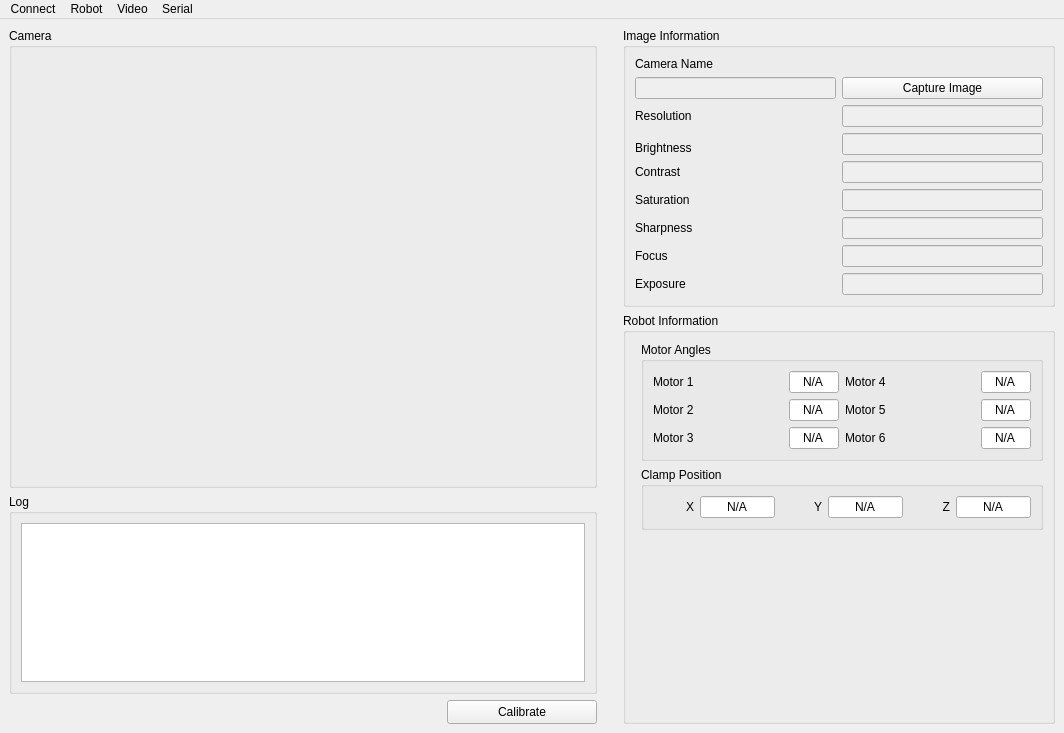
First picture: the form in mainwindow.ui, repository MiguelFerrerF/robotArmApp, before the edit.
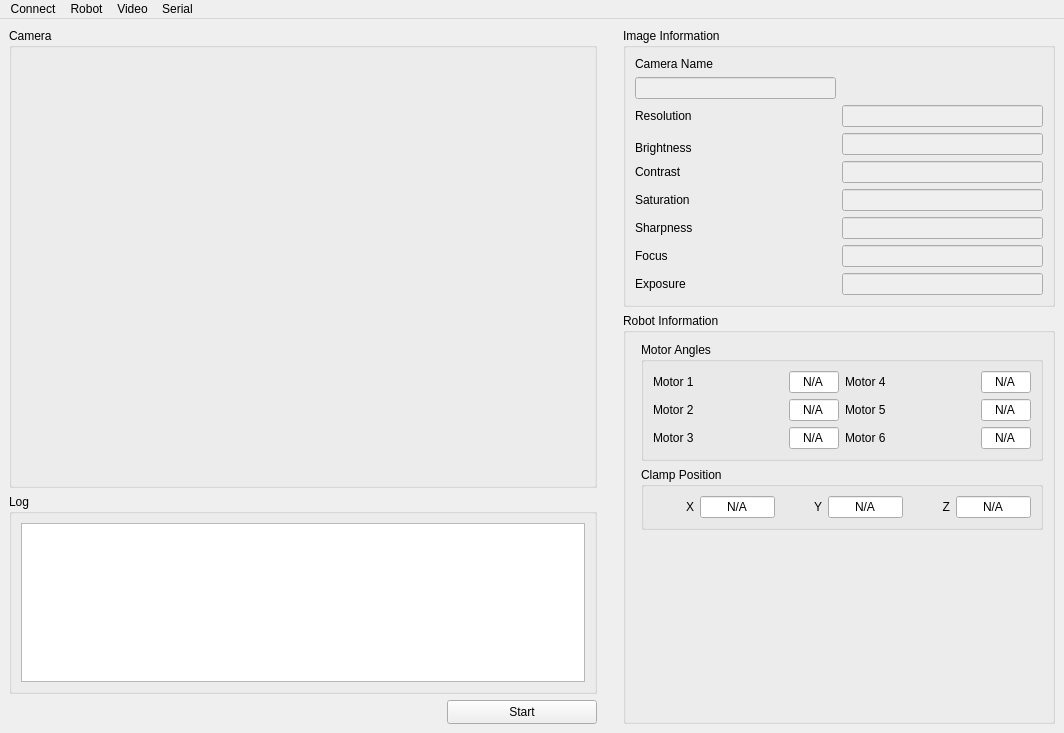
Second picture: the form after the edit.

Commit message: Refactor camera calibration functionality by removing CalibrationHandler and integrating its methods into VideoCalibrationDialog. Update MainWindow to utilize the new calibration dialog and remove obsolete calibration button. Enhance video capture and calibration processes with improved error handling and logging. Update UI to reflect changes in calibration workflow.

What changed in the file:
```diff
--- a/mainwindow.ui
+++ b/mainwindow.ui
@@ -125,13 +125,6 @@
          </property>
         </widget>
        </item>
-       <item row="1" column="1">
-        <widget class="QPushButton" name="pushButtonCaptureImage">
-         <property name="text">
-          <string>Capture Image</string>
-         </property>
-        </widget>
-       </item>
        <item row="6" column="1">
         <widget class="QLineEdit" name="lineEditSharpness">
          <property name="enabled">
@@ -224,25 +217,6 @@
       </property>
      </spacer>
     </item>
-    <item row="3" column="1">
-     <widget class="QPushButton" name="calibrateButton">
-      <property name="minimumSize">
-       <size>
-        <width>150</width>
-        <height>0</height>
-       </size>
-      </property>
-      <property name="maximumSize">
-       <size>
-        <width>200</width>
-        <height>24</height>
-       </size>
-      </property>
-      <property name="text">
-       <string>Calibrate</string>
-      </property>
-     </widget>
-    </item>
     <item row="1" column="3" rowspan="3">
      <widget class="QGroupBox" name="groupBoxRobotInfo">
       <property name="maximumSize">
@@ -565,6 +539,25 @@
       </layout>
      </widget>
     </item>
+    <item row="3" column="1">
+     <widget class="QPushButton" name="startButton">
+      <property name="minimumSize">
+       <size>
+        <width>150</width>
+        <height>0</height>
+       </size>
+      </property>
+      <property name="maximumSize">
+       <size>
+        <width>200</width>
+        <height>24</height>
+       </size>
+      </property>
+      <property name="text">
+       <string>Start</string>
+      </property>
+     </widget>
+    </item>
    </layout>
   </widget>
   <widget class="QMenuBar" name="menubar">
```
The commit also changes 8 other files.
